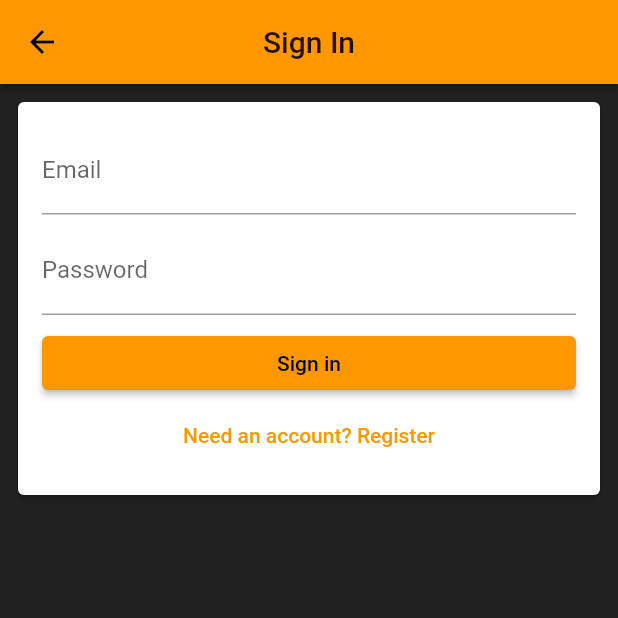
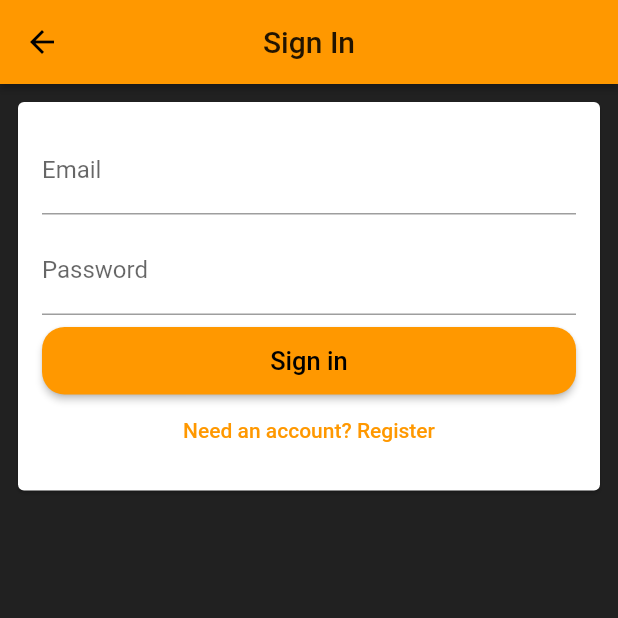
Before and after one commit to annebelchoong/time_tracker_flutter_course, a Flutter app: the EmailSignInPage screen opened directly, on a phone screen of 412 x 824 dp, the top half of it. Run offline on Flutter 3.47's test engine with Material 2 defaults, Android fonts, the phone set to English and light mode, and no system bars; our stand-ins replace firebase_auth, firebase_core, google_sign_in; accounts and stored records are empty.

Commit message:
Lesson 186: Creating a FormSubmitButton widget

```diff
--- a/lib/app/sign_in/email_sign_in_form.dart
+++ b/lib/app/sign_in/email_sign_in_form.dart
@@ -1,5 +1,6 @@
 import 'package:flutter/cupertino.dart';
 import 'package:flutter/material.dart';
+import 'package:time_tracker_flutter_course/common_widgets/form_submit_button.dart';
 
 class EmailSignInForm extends StatelessWidget {
   List<Widget> _buildChildren() {
@@ -16,9 +17,9 @@ class EmailSignInForm extends StatelessWidget {
         obscureText: true,
       ),
       SizedBox(height: 8.0),
-      ElevatedButton(
+      FormSubmitButton(
         onPressed: () {},
-        child: Text('Sign in'),
+        text: 'Sign in',
       ),
       TextButton(
         onPressed: () {},
--- /dev/null
+++ b/lib/common_widgets/form_submit_button.dart
@@ -0,0 +1,19 @@
+import 'package:flutter/material.dart';
+import 'package:time_tracker_flutter_course/common_widgets/custom_raised_button.dart';
+
+class FormSubmitButton extends CustomRaisedButton{
+  FormSubmitButton({
+    @required String text,
+    VoidCallback onPressed,
+}): super(
+    child: Text(
+      text,
+      style: TextStyle(
+        fontSize: 17.0,
+      ),
+    ),
+    height: 45.0,
+    borderRadius: 15.0,
+    onPressed: onPressed,
+  );
+}
```
